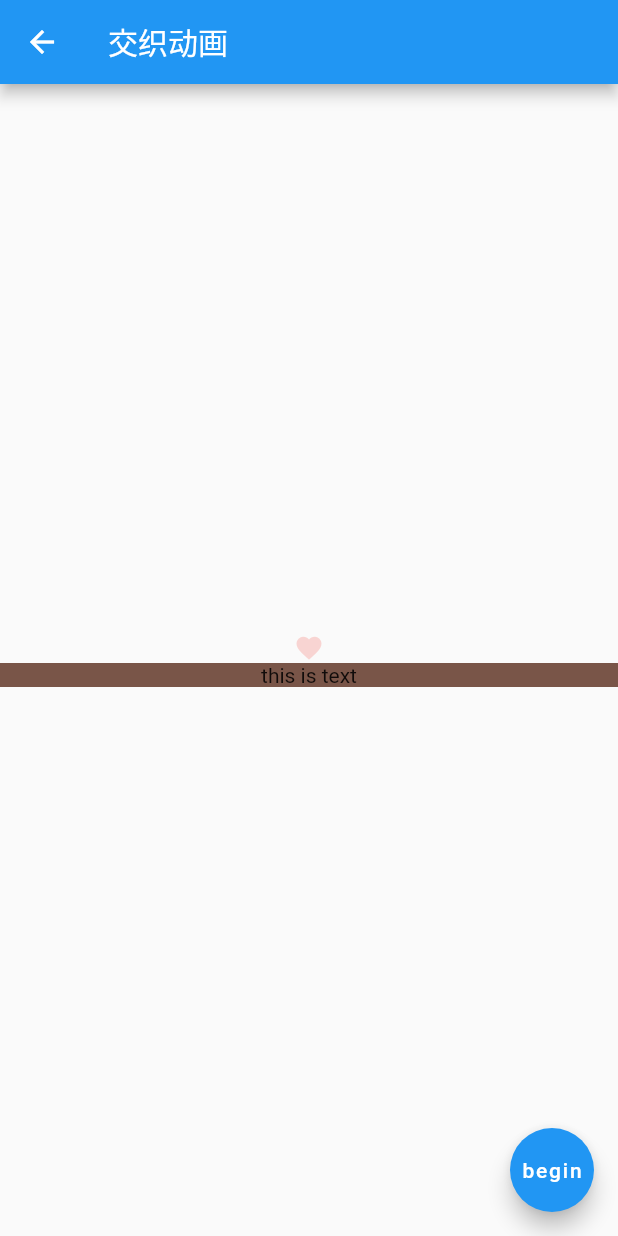
After one commit to liangqicai-gitHub/test_flutter_douban, a Flutter app: the AnimationPage screen opened directly, after a tap on "交织动画", on a phone screen of 412 x 824 dp. The commit adds this screen. Run offline on Flutter 3.47's test engine with Material 2 defaults, Android fonts, the phone set to English and light mode, and no system bars; our stand-ins replace dio, event_bus; network calls fail.

Commit message:
完成掉了很多东西

```diff
--- /dev/null
+++ b/lib/feature/animation/animation_page.dart
@@ -0,0 +1,152 @@
+import 'package:flutter/material.dart';
+import 'package:testdouban/feature/animation/animation_buider_page.dart';
+import 'package:testdouban/feature/animation/animation_widget_page.dart';
+import 'package:testdouban/feature/animation/hero_animation_page.dart';
+import 'package:testdouban/feature/animation/intertwined_animation_page.dart';
+
+class AnimationPage extends StatelessWidget {
+
+  final heart = AnimationHeart();
+
+  @override
+  Widget build(BuildContext context) {
+    return Scaffold(
+      appBar: AppBar(
+        title: Text('Animaiton 最简单用法'),
+      ),
+      body: Column(
+        mainAxisAlignment: MainAxisAlignment.center,
+        crossAxisAlignment: CrossAxisAlignment.start,
+        children: <Widget>[
+          heart,
+          FlatButton(
+            child: Text('Animation Widget'),
+            onPressed: () {
+              Navigator.pushNamed(context, AnimationWidgetPage.routeName);
+            },
+          ),
+
+          FlatButton(
+            child: Text('Animation Builder'),
+            onPressed: () {
+              Navigator.pushNamed(context, AnimationBuilderPage.routeName);
+            },
+          ),
+
+          FlatButton(
+            child: Text('交织动画'),
+            onPressed: () {
+              Navigator.pushNamed(context, InterwinedAnimationBuilderPage.routeName);
+            },
+          ),
+
+          FlatButton(
+            child: Text('hero动画'),
+            onPressed: () {
+              Navigator.pushNamed(context, HeroAnimationPage.routeName);
+            },
+          ),
+
+        ],
+      ),
+    );
+  }
+}
+
+
+/*****
+ *  1、Animation: 抽象类
+ *  * 监听动画值的改变
+ *  * 监听动画状态的改变
+ *  * value
+ *  * status
+ *  2、AnimationController
+ *  3、CurvedAnimation
+ *  4、Tween
+ *
+ *
+ */
+///
+class AnimationHeart extends StatefulWidget {
+
+  const AnimationHeart({
+    Key key,
+  }) : super(key: key);
+
+  @override
+  _AnimationHeartState createState() => _AnimationHeartState();
+}
+
+class _AnimationHeartState extends State<AnimationHeart> with SingleTickerProviderStateMixin {
+
+  AnimationController _controller;
+  Animation _sizedAnimation;
+
+  @override
+  void initState() {
+    super.initState();
+
+    _controller = AnimationController(
+        vsync: this,
+        duration: Duration(seconds: 5),
+    );
+
+    final curvedAnimation = CurvedAnimation(parent: _controller, curve: Curves.linear);
+    _sizedAnimation = Tween(begin: 50.0, end: 300.0).animate(curvedAnimation);
+
+    _controller.addListener(() {
+      setState(() {});
+    });
+
+    _controller.addStatusListener((status) {
+      if (status == AnimationStatus.completed) {
+        _controller.reverse();
+      } else if (status == AnimationStatus.dismissed) {
+        _controller.forward();
+      }
+    });
+  }
+
+  @override
+  void dispose() {
+    _controller.dispose();
+    super.dispose();
+  }
+
+  @override
+  Widget build(BuildContext context) {
+    return Center(
+        child: GestureDetector(
+          onTap: () {
+
+            if (_controller.isAnimating) {
+              _controller.stop();
+            } else {
+
+              print('${_controller.status}');
+
+              if (_controller.status == AnimationStatus.dismissed) {
+                _controller.forward();
+              } else if (_controller.status == AnimationStatus.forward) {
+                _controller.forward();
+              } else if (_controller.status == AnimationStatus.reverse) {
+                _controller.reverse();
+              } else if (_controller.status == AnimationStatus.completed) {
+                _controller.reverse();
+              }
+            }
+
+
+          },
+          child: Icon(
+            Icons.favorite,
+            color: Colors.green,
+            size: _sizedAnimation.value,
+          ),
+        )
+    );
+  }
+
+
+
+}
--- /dev/null
+++ b/lib/feature/animation/intertwined_animation_page.dart
@@ -0,0 +1,83 @@
+import 'dart:math';
+
+import 'package:flutter/material.dart';
+
+class InterwinedAnimationBuilderPage extends StatefulWidget {
+  static const routeName = '/InterwinedAnimationBuilderPage';
+  @override
+  _InterwinedAnimationBuilderPage createState() => _InterwinedAnimationBuilderPage();
+}
+
+class _InterwinedAnimationBuilderPage extends State<InterwinedAnimationBuilderPage>  with SingleTickerProviderStateMixin {
+
+
+  AnimationController _controller;
+
+  Animation _sizedAnimation;
+  Animation _colorAnimation;
+  Animation _opacityAnimation;
+  Animation _radiansAnimaiton;
+
+  @override
+  void initState() {
+    super.initState();
+    _controller = AnimationController(vsync: this, duration: Duration(seconds: 5));
+    CurvedAnimation ca = CurvedAnimation(parent: _controller,curve: Curves.fastOutSlowIn);
+
+    _sizedAnimation = Tween(begin: 20.0,end: 200.0).animate(ca);
+    _colorAnimation = ColorTween(begin: Colors.red, end:  Colors.black).animate(ca);
+    _opacityAnimation = Tween(begin: 0.2,end: 1.0).animate(ca);
+    _radiansAnimaiton = Tween(begin: 0.0,end: pi * 2).animate(ca);
+  }
+
+  @override
+  Widget build(BuildContext context) {
+    return Scaffold(
+      appBar: AppBar(title: Text('交织动画'),),
+      body: Column(
+        mainAxisAlignment: MainAxisAlignment.center,
+        crossAxisAlignment: CrossAxisAlignment.center,
+
+        children: <Widget>[
+          AnimatedBuilder(
+            animation: _controller,
+            builder: (ctx,child) {
+              return Opacity(
+                opacity: _opacityAnimation.value,
+                child: Transform(
+                  alignment: Alignment.topCenter,
+                  transform: Matrix4.rotationZ(_radiansAnimaiton.value),
+                  child: Icon(Icons.favorite, size: _sizedAnimation.value, color: _colorAnimation.value,),
+                ),
+              );
+            },
+          ),
+
+          Container(
+            color: Colors.brown,
+            child: Center(
+                child: Text('this is text')
+            ),
+          ),
+        ],
+      ),
+      floatingActionButton: FloatingActionButton(
+        child: Text('begin'),
+        onPressed: () {
+          if (_controller.status == AnimationStatus.dismissed) {
+            _controller.forward();
+          } else if (_controller.status == AnimationStatus.completed) {
+            _controller.reverse();
+          }
+        },
+      ),
+    );
+  }
+
+  @override
+  void dispose() {
+    _controller.dispose();
+    super.dispose();
+  }
+
+}
--- /dev/null
+++ b/lib/feature/routes/RouteConfig.dart
@@ -0,0 +1,16 @@
+
+import 'package:testdouban/feature/animation/animation_buider_page.dart';
+import 'package:testdouban/feature/animation/animation_widget_page.dart';
+import 'package:testdouban/feature/animation/hero_animation_page.dart';
+import 'package:testdouban/feature/animation/intertwined_animation_page.dart';
+import 'package:testdouban/feature/message/route_test_secondPage.dart';
+
+class RouteConfig {
+  static final routes = {
+    RouteTestSecondPage.routeName : (ctx) => RouteTestSecondPage(),
+    AnimationWidgetPage.routeName : (ctx) => AnimationWidgetPage(),
+    AnimationBuilderPage.routeName: (ctx) => AnimationBuilderPage(),
+    InterwinedAnimationBuilderPage.routeName: (ctx) => InterwinedAnimationBuilderPage(),
+    HeroAnimationPage.routeName: (ctx) => HeroAnimationPage(),
+  };
+}
--- a/lib/myapp.dart
+++ b/lib/myapp.dart
@@ -1,9 +1,15 @@
 
 import 'package:flutter/material.dart';
+import 'package:testdouban/feature/animation/animation_page.dart';
 import 'package:testdouban/feature/datashare/share_globalkey.dart';
-import 'package:testdouban/feature/gesture/gesture_test_page.dart';
+import 'package:testdouban/feature/event_bus/event_bus_page.dart';
 import 'package:testdouban/feature/home/home_page.dart';
 import 'package:testdouban/feature/message/message_page.dart';
+import 'package:testdouban/feature/routes/RouteConfig.dart';
+import 'feature/gesture_and_sizefit/gesture_test_page.dart';
+
+
+//EventBus bus = EventBus(sync: true);
 
 class MyApp extends StatefulWidget {
   @override
@@ -12,7 +18,7 @@ class MyApp extends StatefulWidget {
 
 class _MyAppState extends State<MyApp> {
 
-  final _page = [HomePage(),MessagePage(),ShareGlobalPage(),GestureTestPage()];
+  final _page = [HomePage(),MessagePage(),ShareGlobalPage(),GestureTestPage(),EventBusPage(),AnimationPage()];
   final _bottomBars = [
     BottomNavigationBarItem(
       title: Text("首页"),
@@ -30,12 +36,22 @@ class _MyAppState extends State<MyApp> {
       title: Text('手势'),
       icon: Icon(Icons.gesture),
     ),
+    BottomNavigationBarItem(
+      title: Text('evnetBus'),
+      icon: Icon(Icons.layers_clear),
+    ),
+    BottomNavigationBarItem(
+      title: Text('Animation'),
+      icon: Icon(Icons.mood),
+    ),
   ];
   var _index = 0;
 
   @override
   Widget build(BuildContext context) {
+
     return MaterialApp(
+      routes: RouteConfig.routes,
       theme: ThemeData(
         splashColor: Colors.transparent,
         highlightColor: Colors.transparent,
--- a/pubspec.yaml
+++ b/pubspec.yaml
@@ -26,6 +26,7 @@ dependencies:
 
   dio: ^3.0.9
   provider: ^4.3.1
+  event_bus: ^1.1.1
 
 
   # The following adds the Cupertino Icons font to your application.
```
Also changed, not shown: lib/feature/animation/animation_buider_page.dart (added, +58 -0 lines), lib/feature/animation/animation_widget_page.dart (added, +72 -0 lines), lib/feature/animation/hero_animation_page.dart (added, +79 -0 lines), lib/feature/event_bus/event_bus_page.dart (added, +95 -0 lines), lib/feature/message/message_page.dart (+35 -2 lines), lib/feature/message/route_test_secondPage.dart (added, +87 -0 lines), lib/main.dart (+8 -15 lines), lib/feature/gesture_and_sizefit/gesture_test_page.dart (renamed from lib/feature/gesture/gesture_test_page.dart), pubspec.lock.
